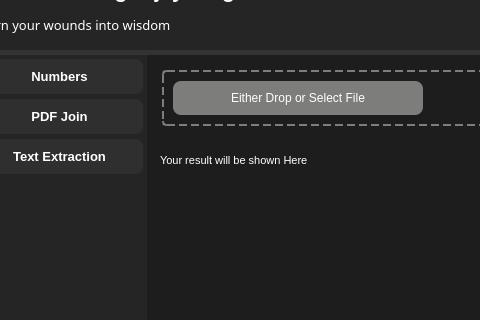
Old version of the form assets/UI/Interface.ui in the repository mentormaya/Maya-Utility-App; both pictures show x 126 to 606 and y 90 to 410 of the 1100 by 700 pixel window.
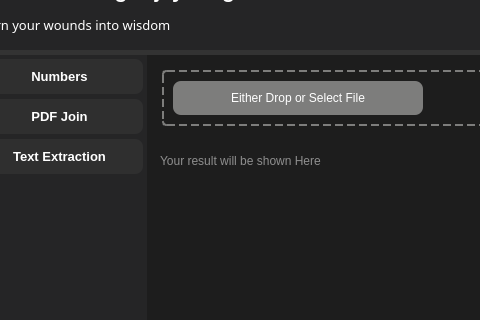
New version of the form. Icons and pictures are not drawn. Custom widgets are drawn as their Qt base class.

Commit message: IMAGE TO TEXT UPDATED

What changed in the file:
```diff
--- a/assets/UI/Interface.ui
+++ b/assets/UI/Interface.ui
@@ -1446,14 +1446,25 @@
                    <layout class="QVBoxLayout" name="verticalLayout_23">
                     <item>
                      <widget class="QTextBrowser" name="extracted_texts">
+                      <property name="cursor" stdset="0">
+                       <cursorShape>IBeamCursor</cursorShape>
+                      </property>
+                      <property name="readOnly">
+                       <bool>false</bool>
+                      </property>
+                      <property name="markdown">
+                       <string/>
+                      </property>
                       <property name="html">
                        <string>&lt;!DOCTYPE HTML PUBLIC &quot;-//W3C//DTD HTML 4.0//EN&quot; &quot;http://www.w3.org/TR/REC-html40/strict.dtd&quot;&gt;
 &lt;html&gt;&lt;head&gt;&lt;meta name=&quot;qrichtext&quot; content=&quot;1&quot; /&gt;&lt;style type=&quot;text/css&quot;&gt;
 p, li { white-space: pre-wrap; }
 &lt;/style&gt;&lt;/head&gt;&lt;body style=&quot; font-family:'MS Shell Dlg 2'; font-size:8.25pt; font-weight:400; font-style:normal;&quot;&gt;
-&lt;p style=&quot; margin-top:0px; margin-bottom:0px; margin-left:0px; margin-right:0px; -qt-block-indent:0; text-indent:0px;&quot;&gt;Your result will be shown Here&lt;/p&gt;
 &lt;p style=&quot;-qt-paragraph-type:empty; margin-top:0px; margin-bottom:0px; margin-left:0px; margin-right:0px; -qt-block-indent:0; text-indent:0px;&quot;&gt;&lt;br /&gt;&lt;/p&gt;&lt;/body&gt;&lt;/html&gt;</string>
                       </property>
+                      <property name="placeholderText">
+                       <string>Your result will be shown Here  </string>
+                      </property>
                      </widget>
                     </item>
                    </layout>
```
The commit also changes 2 other files.
